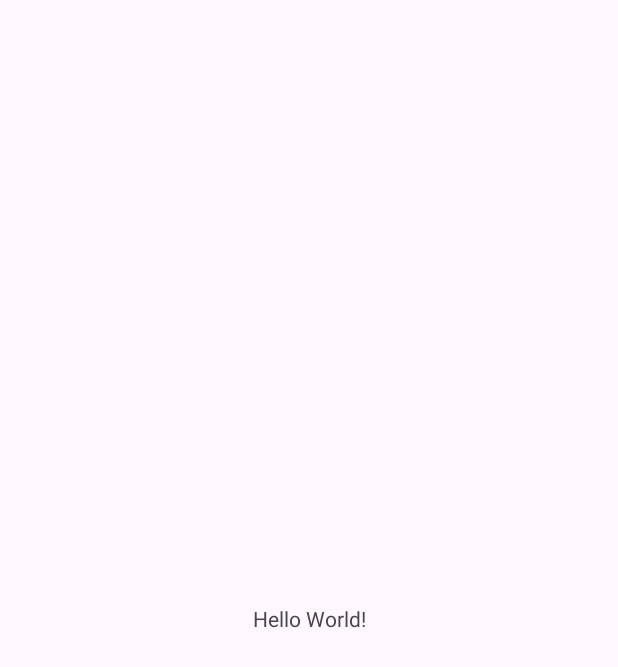
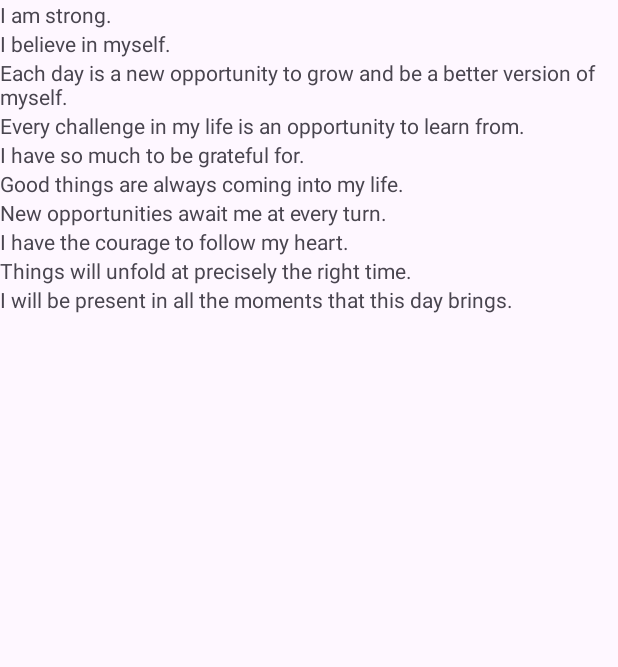
Before and after one commit to Re-Animator/Affirmations, an Android app: the screen it shows after launch (MainActivity), on a phone screen of 412 x 824 dp. Before the commit the part shown is almost empty. Shown: the top 667 px of the screen. Run offline under Robolectric (Android 15) with nearby library versions, the phone set to English and light mode, and no system bars.

Commit message:
RecyclerView added

```diff
--- a/app/src/main/java/com/reanimator/affirmations/MainActivity.kt
+++ b/app/src/main/java/com/reanimator/affirmations/MainActivity.kt
@@ -2,10 +2,20 @@ package com.reanimator.affirmations
 
 import androidx.appcompat.app.AppCompatActivity
 import android.os.Bundle
+import androidx.recyclerview.widget.RecyclerView
+import com.reanimator.affirmations.adapter.ItemAdapter
+import com.reanimator.affirmations.data.Datasource
 
 class MainActivity : AppCompatActivity() {
     override fun onCreate(savedInstanceState: Bundle?) {
         super.onCreate(savedInstanceState)
         setContentView(R.layout.activity_main)
+
+        val myDataset = Datasource().loadAffirmations()
+        val recyclerView = findViewById<RecyclerView>(R.id.recycler_view)
+        recyclerView.adapter = ItemAdapter(this, myDataset)
+
+        // improves performance if its known that changes in the content do not change the layout size of RecView
+        recyclerView.setHasFixedSize(true)
     }
 }
--- /dev/null
+++ b/app/src/main/java/com/reanimator/affirmations/adapter/ItemAdapter.kt
@@ -0,0 +1,31 @@
+package com.reanimator.affirmations.adapter
+
+import android.content.Context
+import android.view.LayoutInflater
+import android.view.View
+import android.view.ViewGroup
+import android.widget.TextView
+import androidx.recyclerview.widget.RecyclerView
+import com.reanimator.affirmations.R
+import com.reanimator.affirmations.model.Affirmation
+
+class ItemAdapter(private val context: Context,
+                  private val dataset: List<Affirmation>) : RecyclerView.Adapter<ItemAdapter.ItemViewHolder>() {
+    class ItemViewHolder(private val view: View) : RecyclerView.ViewHolder(view) {
+        val textView = view.findViewById<TextView>(R.id.item_title)
+    }
+
+    override fun onCreateViewHolder(parent: ViewGroup, viewType: Int): ItemViewHolder {
+        val adapterLayout = LayoutInflater.from(parent.context)
+            .inflate(R.layout.list_item, parent, false)
+
+        return ItemViewHolder(adapterLayout)
+    }
+
+    override fun getItemCount() = dataset.size
+
+    override fun onBindViewHolder(holder: ItemViewHolder, position: Int) {
+        val item = dataset[position]
+        holder.textView.text = context.resources.getString(item.stringResourceId)
+    }
+}
--- /dev/null
+++ b/app/src/main/java/com/reanimator/affirmations/data/Datasource.kt
@@ -0,0 +1,21 @@
+package com.reanimator.affirmations.data
+
+import com.reanimator.affirmations.R
+import com.reanimator.affirmations.model.Affirmation
+
+class Datasource {
+    fun loadAffirmations(): List<Affirmation> {
+        return listOf(
+            Affirmation(R.string.affirmation1),
+            Affirmation(R.string.affirmation2),
+            Affirmation(R.string.affirmation3),
+            Affirmation(R.string.affirmation4),
+            Affirmation(R.string.affirmation5),
+            Affirmation(R.string.affirmation6),
+            Affirmation(R.string.affirmation7),
+            Affirmation(R.string.affirmation8),
+            Affirmation(R.string.affirmation9),
+            Affirmation(R.string.affirmation10)
+        )
+    }
+}
--- /dev/null
+++ b/app/src/main/java/com/reanimator/affirmations/model/Affirmation.kt
@@ -0,0 +1,5 @@
+package com.reanimator.affirmations.model
+
+data class Affirmation(
+    val stringResourceId: Int
+)
--- a/app/src/main/res/layout/activity_main.xml
+++ b/app/src/main/res/layout/activity_main.xml
@@ -1,18 +1,16 @@
 <?xml version="1.0" encoding="utf-8"?>
-<androidx.constraintlayout.widget.ConstraintLayout xmlns:android="http://schemas.android.com/apk/res/android"
+<FrameLayout xmlns:android="http://schemas.android.com/apk/res/android"
     xmlns:app="http://schemas.android.com/apk/res-auto"
     xmlns:tools="http://schemas.android.com/tools"
     android:layout_width="match_parent"
     android:layout_height="match_parent"
     tools:context=".MainActivity">
 
-    <TextView
-        android:layout_width="wrap_content"
-        android:layout_height="wrap_content"
-        android:text="Hello World!"
-        app:layout_constraintBottom_toBottomOf="parent"
-        app:layout_constraintEnd_toEndOf="parent"
-        app:layout_constraintStart_toStartOf="parent"
-        app:layout_constraintTop_toTopOf="parent" />
+    <androidx.recyclerview.widget.RecyclerView
+        android:id="@+id/recycler_view"
+        android:layout_width="match_parent"
+        android:layout_height="match_parent"
+        app:layoutManager="LinearLayoutManager"
+        android:scrollbars="vertical"/>
 
-</androidx.constraintlayout.widget.ConstraintLayout>
+</FrameLayout>
--- /dev/null
+++ b/app/src/main/res/layout/list_item.xml
@@ -0,0 +1,5 @@
+<?xml version="1.0" encoding="utf-8"?>
+<TextView xmlns:android="http://schemas.android.com/apk/res/android"
+    android:id="@+id/item_title"
+    android:layout_width="wrap_content"
+    android:layout_height="wrap_content"/>
--- a/app/src/main/res/values/strings.xml
+++ b/app/src/main/res/values/strings.xml
@@ -1,3 +1,13 @@
 <resources>
     <string name="app_name">Affirmations</string>
+    <string name="affirmation1">I am strong.</string>
+    <string name="affirmation2">I believe in myself.</string>
+    <string name="affirmation3">Each day is a new opportunity to grow and be a better version of myself.</string>
+    <string name="affirmation4">Every challenge in my life is an opportunity to learn from.</string>
+    <string name="affirmation5">I have so much to be grateful for.</string>
+    <string name="affirmation6">Good things are always coming into my life.</string>
+    <string name="affirmation7">New opportunities await me at every turn.</string>
+    <string name="affirmation8">I have the courage to follow my heart.</string>
+    <string name="affirmation9">Things will unfold at precisely the right time.</string>
+    <string name="affirmation10">I will be present in all the moments that this day brings.</string>
 </resources>
```
